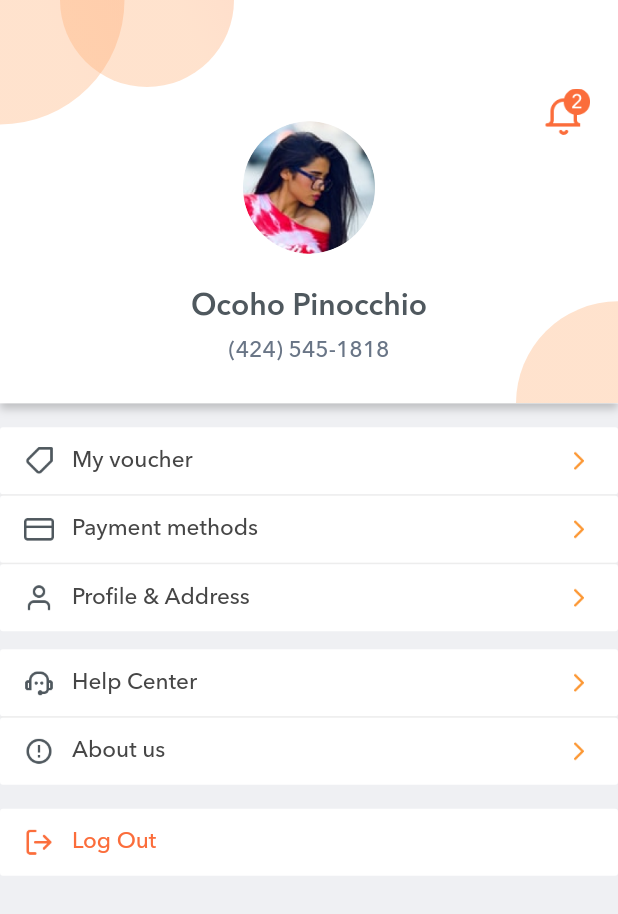
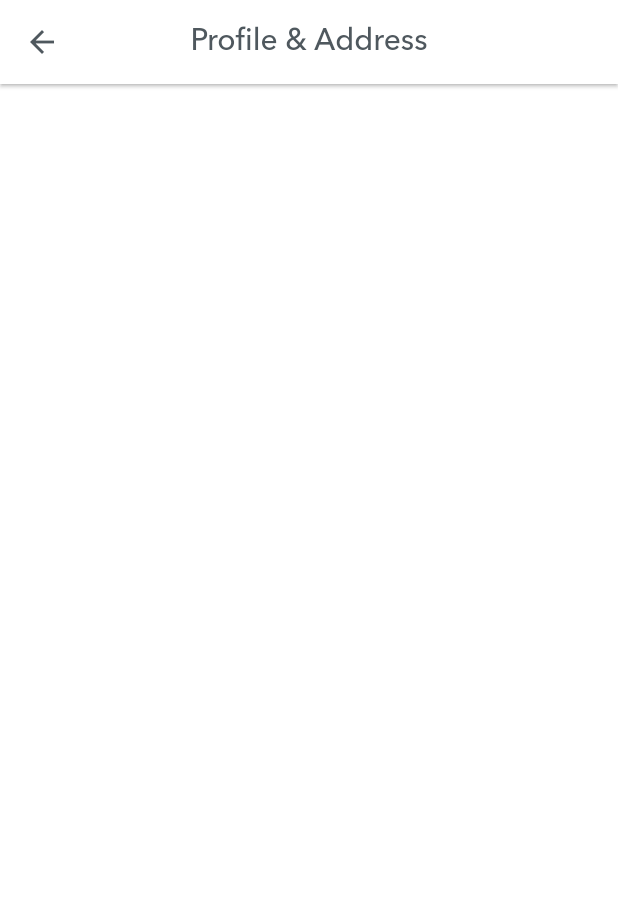
Before and after one commit to TrungNguyen1208/foodedu, a Flutter app: the ProfileTabScreen screen opened directly, after a tap on "Profile & Address", on a phone screen of 412 x 824 dp. Shown: the top 914 px of the screen. Run offline on Flutter 3.47's test engine with Material 2 defaults, Android fonts, the phone set to English and light mode, and no system bars; our stand-ins replace flutter_screenutil, google_nav_bar; project files that could hold a hidden picture were left out.

Commit message:
Add theme color

```diff
--- /dev/null
+++ b/lib/feature/module_profile/profile_address/profile_address_screen.dart
@@ -0,0 +1,20 @@
+import 'package:flutter/material.dart';
+
+class ProfileAddressScreen extends StatefulWidget {
+  @override
+  _ProfileAddressScreenState createState() => _ProfileAddressScreenState();
+}
+
+class _ProfileAddressScreenState extends State<ProfileAddressScreen> {
+  @override
+  Widget build(BuildContext context) {
+    return Scaffold(
+      appBar: AppBar(
+        title: const Text('Profile & Address'),
+      ),
+      body: SafeArea(
+        child: Container(),
+      ),
+    );
+  }
+}
--- a/lib/feature/module_profile/profile_tab/profile_tab_screen.dart
+++ b/lib/feature/module_profile/profile_tab/profile_tab_screen.dart
@@ -4,8 +4,14 @@ import 'package:foodedu/commom/container/profile_header_view.dart';
 import 'package:foodedu/general/constant/app_constant.dart';
 import 'package:foodedu/general/constant/app_image_path.dart';
 import 'package:foodedu/general/constant/app_theme.dart';
+import 'package:foodedu/routues/routue_name.dart';
 
-class ProfileTabScreen extends StatelessWidget {
+class ProfileTabScreen extends StatefulWidget {
+  @override
+  _ProfileTabScreenState createState() => _ProfileTabScreenState();
+}
+
+class _ProfileTabScreenState extends State<ProfileTabScreen> {
   @override
   Widget build(BuildContext context) {
     return Scaffold(
@@ -31,45 +37,34 @@ class ProfileTabScreen extends StatelessWidget {
             vertical: AppMargin.big, horizontal: 0),
         scrollDirection: Axis.vertical,
         physics: const ClampingScrollPhysics(),
-        children: const <Widget>[
-          ListTitleButton(
+        children: <Widget>[
+          const ListTitleButton(
             title: 'My voucher',
             image: AppImagePath.iconVoucher,
           ),
-          SizedBox(
-            height: 1,
-            width: double.infinity,
-            child: ColoredBox(color: AppColor.line),
-          ),
-          ListTitleButton(
+          _buildLineSpace(),
+          const ListTitleButton(
             title: 'Payment methods',
             image: AppImagePath.iconCreditCard,
           ),
-          SizedBox(
-            height: 1,
-            width: double.infinity,
-            child: ColoredBox(color: AppColor.line),
-          ),
+          _buildLineSpace(),
           ListTitleButton(
             title: 'Profile & Address',
             image: AppImagePath.iconUser,
+            onPress: _goToProfileAddressScreen,
           ),
-          SizedBox(height: AppMargin.slightlyBig),
-          ListTitleButton(
+          const SizedBox(height: AppMargin.slightlyBig),
+          const ListTitleButton(
             title: 'Help Center',
             image: AppImagePath.iconSupport,
           ),
-          SizedBox(
-            height: 1,
-            width: double.infinity,
-            child: ColoredBox(color: AppColor.line),
-          ),
-          ListTitleButton(
+          _buildLineSpace(),
+          const ListTitleButton(
             title: 'About us',
             image: AppImagePath.iconInfo,
           ),
-          SizedBox(height: AppMargin.big),
-          ListTitleButton(
+          const SizedBox(height: AppMargin.big),
+          const ListTitleButton(
             title: 'Log Out',
             image: AppImagePath.logOut,
             textColor: AppColor.primary,
@@ -80,4 +75,16 @@ class ProfileTabScreen extends StatelessWidget {
       ),
     );
   }
+
+  Widget _buildLineSpace() {
+    return const SizedBox(
+      height: 1,
+      width: double.infinity,
+      child: ColoredBox(color: AppColor.line),
+    );
+  }
+
+  void _goToProfileAddressScreen() {
+    Navigator.pushNamed(context, RouteName.profileAddressPage);
+  }
 }
--- a/lib/general/constant/app_theme.dart
+++ b/lib/general/constant/app_theme.dart
@@ -1,6 +1,5 @@
 import 'package:flutter/material.dart';
 
-// ignore: avoid_classes_with_only_static_members
 class AppTheme {
   static final ThemeData lightTheme = ThemeData(
     brightness: Brightness.light,
@@ -8,15 +7,77 @@ class AppTheme {
     primaryColor: AppColor.primary,
     scaffoldBackgroundColor: Colors.white,
     visualDensity: VisualDensity.adaptivePlatformDensity,
+    primaryTextTheme: const TextTheme(
+      bodyText1: TextStyle(
+        fontSize: 16.0,
+        fontWeight: FontWeight.w400,
+        fontFamily: AppFont.aveNextLT,
+        color: AppColor.defaultText,
+      ),
+    ),
     textTheme: const TextTheme(
-        headline3: TextStyle(fontSize: 40.0, fontWeight: FontWeight.w500, fontFamily: AppFont.aveNextLT, color: AppColor.defaultText),
-        headline4: TextStyle(fontSize: 27.0, fontWeight: FontWeight.w600, fontFamily: AppFont.aveNextLT, color: AppColor.defaultText),
-        headline5: TextStyle(fontSize: 20.0, fontWeight: FontWeight.w600, fontFamily: AppFont.aveNextLT, color: AppColor.defaultText),
-        headline6: TextStyle(fontSize: 20.0, fontWeight: FontWeight.w500, fontFamily: AppFont.aveNextLT, color: AppColor.defaultText),
-        subtitle1: TextStyle(fontSize: 16.0, fontWeight: FontWeight.w600, fontFamily: AppFont.aveNextLT, color: AppColor.darkGrayHighlighted),
-        bodyText1: TextStyle(fontSize: 16.0, fontWeight: FontWeight.w400, fontFamily: AppFont.aveNextLT, color: AppColor.defaultText),
-        bodyText2: TextStyle(fontSize: 15.0, fontWeight: FontWeight.w500, fontFamily: AppFont.aveNextLT, color: AppColor.defaultText),
-        caption: TextStyle(fontSize: 12.0, fontWeight: FontWeight.w500, fontFamily: AppFont.aveNextLT, color: AppColor.gray),
+      headline3: TextStyle(
+        fontSize: 40.0,
+        fontWeight: FontWeight.w500,
+        fontFamily: AppFont.aveNextLT,
+        color: AppColor.defaultText,
+      ),
+      headline4: TextStyle(
+        fontSize: 27.0,
+        fontWeight: FontWeight.w600,
+        fontFamily: AppFont.aveNextLT,
+        color: AppColor.defaultText,
+      ),
+      headline5: TextStyle(
+        fontSize: 20.0,
+        fontWeight: FontWeight.w600,
+        fontFamily: AppFont.aveNextLT,
+        color: AppColor.defaultText,
+      ),
+      headline6: TextStyle(
+        fontSize: 20.0,
+        fontWeight: FontWeight.w500,
+        fontFamily: AppFont.aveNextLT,
+        color: AppColor.defaultText,
+      ),
+      subtitle1: TextStyle(
+        fontSize: 16.0,
+        fontWeight: FontWeight.w600,
+        fontFamily: AppFont.aveNextLT,
+        color: AppColor.darkGrayHighlighted,
+      ),
+      bodyText1: TextStyle(
+        fontSize: 16.0,
+        fontWeight: FontWeight.w400,
+        fontFamily: AppFont.aveNextLT,
+        color: AppColor.defaultText,
+      ),
+      bodyText2: TextStyle(
+        fontSize: 15.0,
+        fontWeight: FontWeight.w500,
+        fontFamily: AppFont.aveNextLT,
+        color: AppColor.defaultText,
+      ),
+      caption: TextStyle(
+        fontSize: 12.0,
+        fontWeight: FontWeight.w500,
+        fontFamily: AppFont.aveNextLT,
+        color: AppColor.gray,
+      ),
+    ),
+    appBarTheme: const AppBarTheme(
+      color: AppColor.white,
+      elevation: 1,
+      centerTitle: true,
+      textTheme: TextTheme(
+        headline6: TextStyle(
+          fontSize: 20.0,
+          fontWeight: FontWeight.w500,
+          fontFamily: AppFont.aveNextLT,
+          color: AppColor.defaultText,
+        ),
+      ),
+      iconTheme: IconThemeData(color: AppColor.darkGrayHighlighted),
     ),
   );
 }
@@ -26,11 +87,10 @@ class AppFont {
 }
 
 class AppShadow {
-  static const BoxShadow restaurantCard= BoxShadow(
+  static const BoxShadow restaurantCard = BoxShadow(
       color: Color.fromRGBO(0, 0, 0, 0.1),
-      offset: Offset(0,2),
-      blurRadius: 18
-  );
+      offset: Offset(0, 2),
+      blurRadius: 18);
 }
 
 class AppColor {
--- a/lib/routues/routue_name.dart
+++ b/lib/routues/routue_name.dart
@@ -1,5 +1,6 @@
 class RouteName {
-  static const String welcomePage = '/welcome';
   static const String signInPage = '/signInPage';
   static const String signUpPage = '/signUpPage';
+
+  static const String profileAddressPage = '/profileAddressPage';
 }
--- a/lib/routues/routues.dart
+++ b/lib/routues/routues.dart
@@ -1,6 +1,7 @@
 import 'package:flutter/material.dart';
 import 'package:foodedu/feature/authen/sign_in/sign_in_screen.dart';
 import 'package:foodedu/feature/authen/sign_up/sign_up_screen.dart';
+import 'package:foodedu/feature/module_profile/profile_address/profile_address_screen.dart';
 
 import 'routue_name.dart';
 
@@ -11,6 +12,8 @@ class Routes {
         return buildRoute(settings, SignInScreen());
       case RouteName.signUpPage:
         return buildRoute(settings, SignUpScreen());
+      case RouteName.profileAddressPage:
+        return buildRoute(settings, ProfileAddressScreen());
       default:
       //If there is no such named route in the switch statement
         return _errorRoute();
```
Also changed, not shown: 3 other files.
